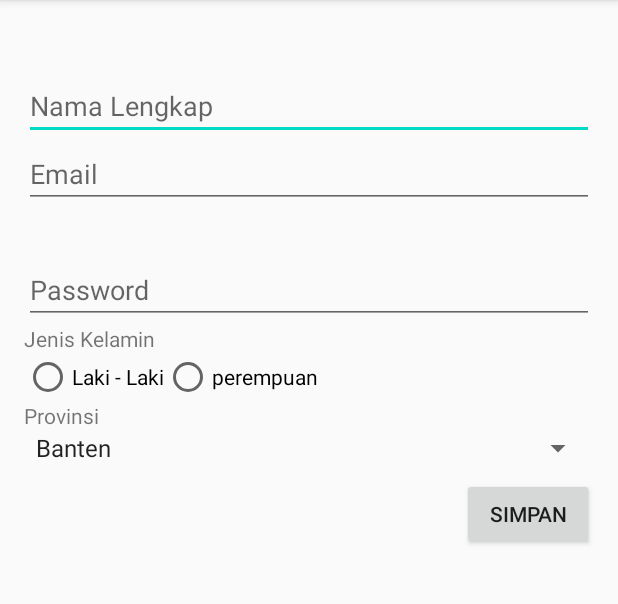
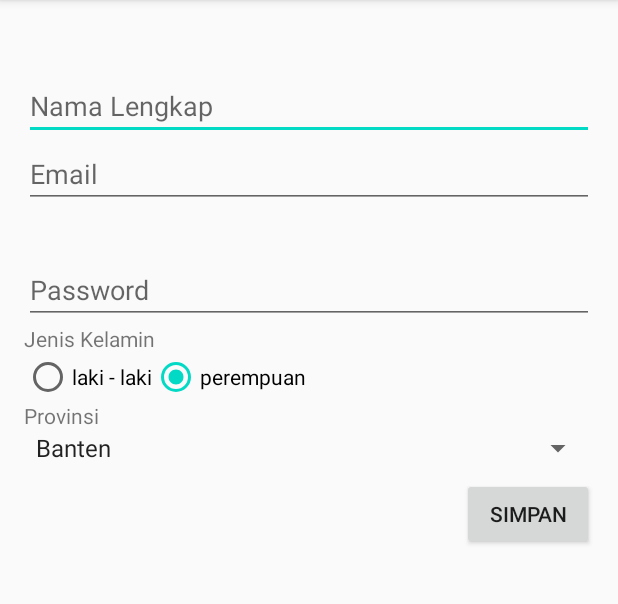
Before and after one commit to mkalmunawar/RegistrationExample, an Android app: the UbahDataActivity screen opened directly, with no data from a screen before it, after a tap on "SIMPAN", on a phone screen of 412 x 824 dp, the part 84-688 px from its top. Run offline under Robolectric (Android 15) with nearby library versions, the phone set to English and light mode, and no system bars; 1 statement that could not run was skipped.

```diff
--- a/app/src/main/java/com/example/registrationexample/UbahDataActivity.java
+++ b/app/src/main/java/com/example/registrationexample/UbahDataActivity.java
@@ -15,12 +15,17 @@ import android.widget.Toast;
 import com.example.registrationexample.data.DataHolder;
 import com.example.registrationexample.data.Mahasiswa;
 
+import java.util.ArrayList;
+import java.util.Arrays;
+import java.util.List;
+
 public class UbahDataActivity extends AppCompatActivity {
 
     EditText etName, etMail, etPassword, etUsername;
     RadioGroup rgGender;
     Spinner sProvince;
     Button btnSave;
+    RadioButton rbMale, rbFemale;
 
     @Override
     protected void onCreate(Bundle savedInstanceState) {
@@ -33,6 +38,9 @@ public class UbahDataActivity extends AppCompatActivity {
         rgGender = findViewById(R.id.rgGender);
         sProvince = findViewById(R.id.sProvince);
         btnSave = findViewById(R.id.btnSave);
+        rbMale = findViewById(R.id.rbMale);
+        rbFemale = findViewById(R.id.rbFemale);
+        rbFemale = findViewById(R.id.rbFemale);
 
         Intent intent = getIntent();
 
@@ -40,6 +48,18 @@ public class UbahDataActivity extends AppCompatActivity {
         String mail = intent.getStringExtra("mail");
         String username = intent.getStringExtra("username");
         String password = intent.getStringExtra("password");
+        String province = intent.getStringExtra("province");
+        String gender = intent.getStringExtra("gender");
+        if (gender.equalsIgnoreCase("laki - laki")) {
+            rbMale.setChecked(true);
+        } else {
+            rbFemale.setChecked(true);
+        }
+
+        List<String> options = new ArrayList<>();
+        options = Arrays.asList((getResources().getStringArray(R.array.provinces)));
+        int indexProvince = options.indexOf(province);
+        sProvince.setSelection(indexProvince);
 
         etName.setText(name);
         etMail.setText(mail);
@@ -52,6 +72,17 @@ public class UbahDataActivity extends AppCompatActivity {
                 RadioButton radioButton = findViewById(rgGender.getCheckedRadioButtonId());
                 String gender = radioButton.getText().toString();
 
+                if (etName.getText().toString().isEmpty()) {
+                    Toast.makeText(UbahDataActivity.this, "nama tidak boleh kosong!", Toast.LENGTH_SHORT).show();
+                } else if (etMail.getText().toString().isEmpty()) {
+                    Toast.makeText(UbahDataActivity.this, "email tidak boleh kosong!", Toast.LENGTH_SHORT).show();
+                } else if (etPassword.getText().toString().isEmpty()) {
+                    Toast.makeText(UbahDataActivity.this, "password tidak boleh kosong!", Toast.LENGTH_SHORT).show();
+                } else if (gender.isEmpty()) {
+                    Toast.makeText(UbahDataActivity.this, "gender tidak boleh kosong!", Toast.LENGTH_SHORT).show();
+                } else if (sProvince.getSelectedItem().toString().isEmpty()) {
+                    Toast.makeText(UbahDataActivity.this, "province tidak boleh kosong!", Toast.LENGTH_SHORT).show();
+                } else {
                     Mahasiswa student = new Mahasiswa();
                     student.setName(etName.getText().toString());
                     student.setEmail(etMail.getText().toString());
@@ -62,6 +93,7 @@ public class UbahDataActivity extends AppCompatActivity {
                     DataHolder.editStudentByUsername(student, etUsername.getText().toString());
                     Toast.makeText(UbahDataActivity.this, "Data Berhasil Diubah!", Toast.LENGTH_SHORT).show();
                 }
+            }
         });
 
     }
--- a/app/src/main/res/layout/activity_ubah_data.xml
+++ b/app/src/main/res/layout/activity_ubah_data.xml
@@ -58,11 +58,13 @@
             android:orientation="horizontal">
 
             <RadioButton
+                android:id="@+id/rbMale"
                 android:layout_width="wrap_content"
                 android:layout_height="wrap_content"
-                android:text="Laki - Laki" />
+                android:text="laki - laki" />
 
             <RadioButton
+                android:id="@+id/rbFemale"
                 android:layout_width="wrap_content"
                 android:layout_height="wrap_content"
                 android:text="perempuan" />
```
Lines whose indentation alone changed are shown as unchanged.
